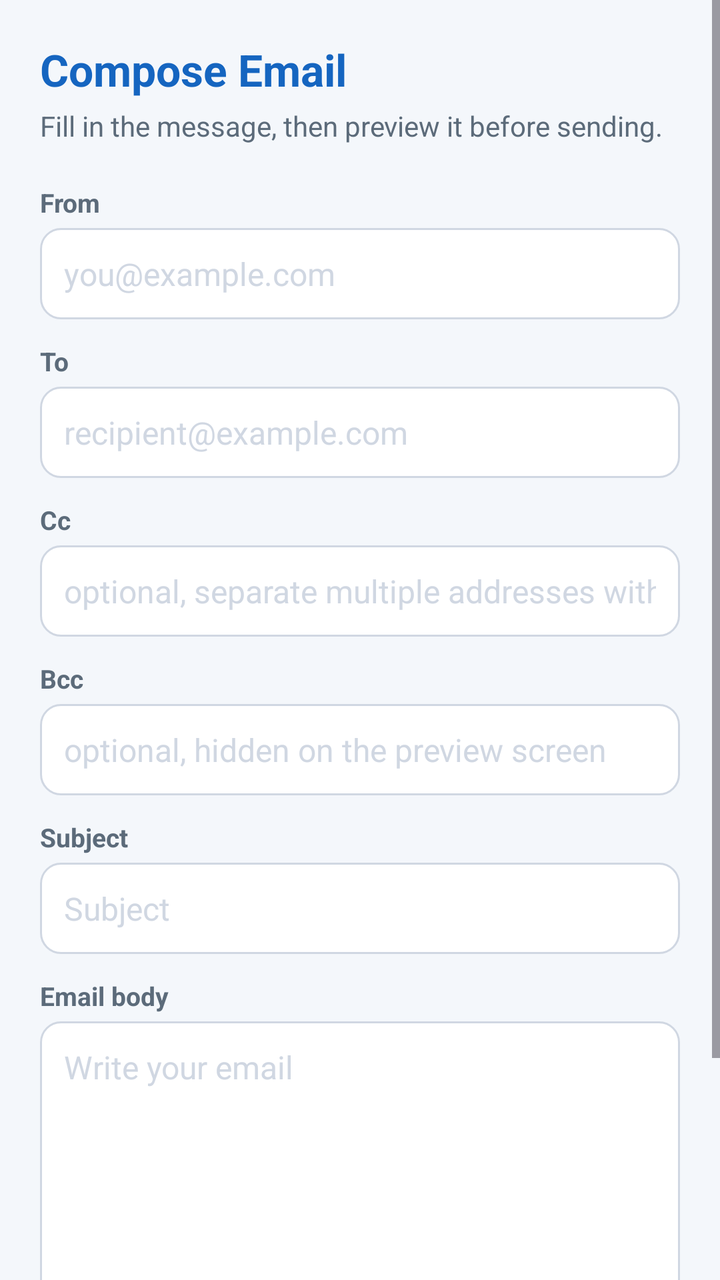
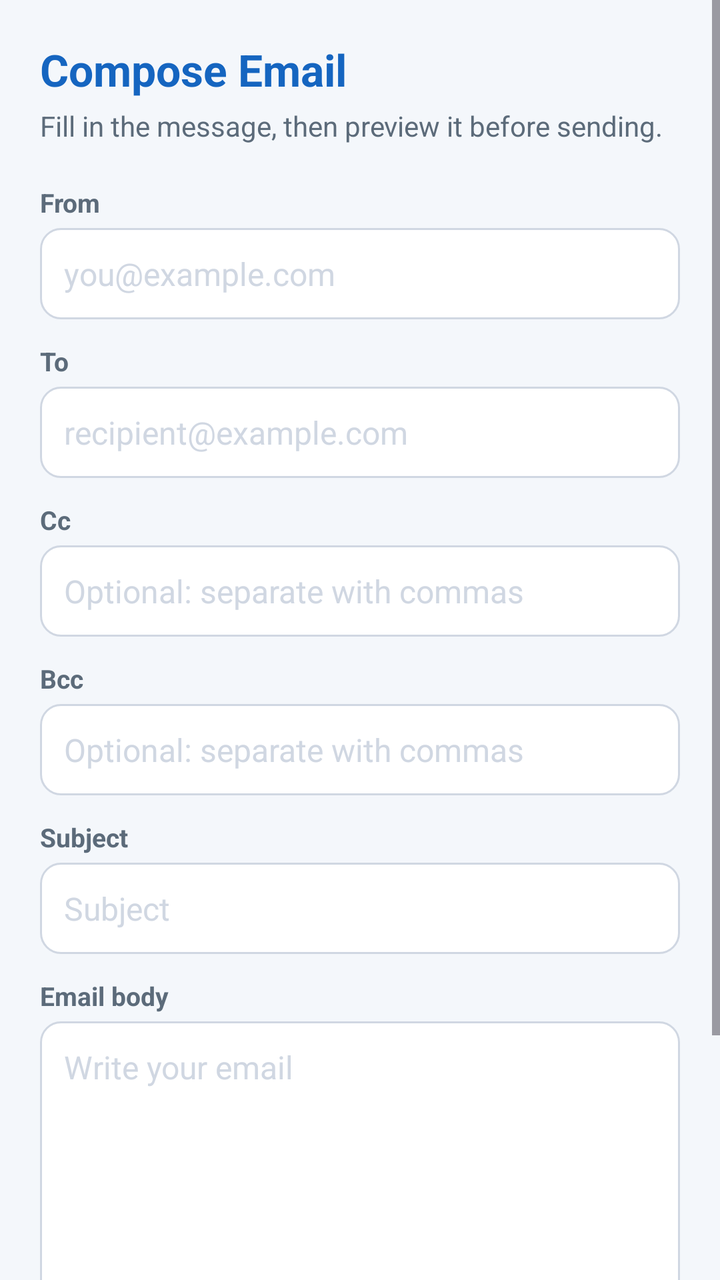

Before-and-after screenshots of an Android layout around one commit, followed by the original layout XML and the change that was made.
<!-- AndroidManifest.xml: application theme Theme.EmailApp -->
<!-- res/layout/activity_compose_email.xml -->
<?xml version="1.0" encoding="utf-8"?>

<ScrollView xmlns:android="http://schemas.android.com/apk/res/android"
    android:id="@+id/composeRoot"
    android:layout_width="match_parent"
    android:layout_height="match_parent"
    android:background="@color/surface"
    android:fillViewport="true">

    <LinearLayout
        android:layout_width="match_parent"
        android:layout_height="wrap_content"
        android:orientation="vertical"
        android:padding="20dp">

        <TextView
            android:layout_width="match_parent"
            android:layout_height="wrap_content"
            android:text="@string/compose_heading"
            android:textColor="@color/primary"
            android:textSize="22sp"
            android:textStyle="bold" />

        <TextView
            android:layout_width="match_parent"
            android:layout_height="wrap_content"
            android:layout_marginTop="4dp"
            android:layout_marginBottom="8dp"
            android:text="@string/compose_subtitle"
            android:textColor="@color/text_secondary"
            android:textSize="14sp" />

        <TextView
            style="@style/EmailLabel"
            android:text="@string/label_from" />

        <EditText
            android:id="@+id/editFrom"
            style="@style/EmailInput"
            android:autofillHints="emailAddress"
            android:hint="@string/hint_from"
            android:inputType="textEmailAddress" />

        <TextView
            style="@style/EmailLabel"
            android:text="@string/label_to" />

        <EditText
            android:id="@+id/editTo"
            style="@style/EmailInput"
            android:hint="@string/hint_to"
            android:inputType="textEmailAddress" />

        <TextView
            style="@style/EmailLabel"
            android:text="@string/label_cc" />

        <EditText
            android:id="@+id/editCc"
            style="@style/EmailInput"
            android:hint="@string/hint_cc"
            android:inputType="textEmailAddress" />

        <TextView
            style="@style/EmailLabel"
            android:text="@string/label_bcc" />

        <EditText
            android:id="@+id/editBcc"
            style="@style/EmailInput"
            android:hint="@string/hint_bcc"
            android:inputType="textEmailAddress" />

        <TextView
            style="@style/EmailLabel"
            android:text="@string/label_subject" />

        <EditText
            android:id="@+id/editSubject"
            style="@style/EmailInput"
            android:hint="@string/hint_subject"
            android:inputType="textCapSentences" />

        <TextView
            style="@style/EmailLabel"
            android:text="@string/label_body" />

        <EditText
            android:id="@+id/editBody"
            style="@style/EmailInput"
            android:gravity="top|start"
            android:hint="@string/hint_body"
            android:inputType="textMultiLine|textCapSentences"
            android:minLines="6" />

        <LinearLayout
            android:layout_width="match_parent"
            android:layout_height="wrap_content"
            android:layout_marginTop="20dp"
            android:orientation="horizontal">

            <Button
                android:id="@+id/buttonClear"
                style="@style/Widget.Material3.Button.OutlinedButton"
                android:layout_width="0dp"
                android:layout_height="wrap_content"
                android:layout_marginEnd="8dp"
                android:layout_weight="1"
                android:text="@string/button_clear" />

            <Button
                android:id="@+id/buttonPreview"
                android:layout_width="0dp"
                android:layout_height="wrap_content"
                android:layout_marginStart="8dp"
                android:layout_weight="1"
                android:text="@string/button_preview" />
        </LinearLayout>

        <TextView
            android:layout_width="match_parent"
            android:layout_height="wrap_content"
            android:layout_marginTop="16dp"
            android:gravity="center"
            android:text="@string/developed_by"
            android:textColor="@color/text_secondary"
            android:textSize="14sp" />
    </LinearLayout>
</ScrollView>
<!-- resources referenced by this layout -->
<resources>
  <color name="primary">#1565C0</color>
  <color name="surface">#F4F7FB</color>
  <color name="text_secondary">#5C6B7A</color>
  <string name="button_clear">Clear</string>
  <string name="button_preview">Preview</string>
  <string name="compose_heading">Compose Email</string>
  <string name="compose_subtitle">Fill in the message, then preview it before sending.</string>
  <string name="developed_by">Developed by Your Name</string>
  <string name="hint_bcc">optional, hidden on the preview screen</string>
  <string name="hint_body">Write your email</string>
  <string name="hint_cc">optional, separate multiple addresses with commas</string>
  <string name="hint_from">you@example.com</string>
  <string name="hint_subject">Subject</string>
  <string name="hint_to">recipient@example.com</string>
  <string name="label_bcc">Bcc</string>
  <string name="label_body">Email body</string>
  <string name="label_cc">Cc</string>
  <string name="label_from">From</string>
  <string name="label_subject">Subject</string>
  <string name="label_to">To</string>
  <style name="EmailInput">
          <item name="android:layout_width">match_parent</item>
          <item name="android:layout_height">wrap_content</item>
          <item name="android:background">@drawable/field_background</item>
          <item name="android:padding">12dp</item>
          <item name="android:textColor">@color/text_primary</item>
          <item name="android:textColorHint">@color/outline</item>
          <item name="android:textSize">16sp</item>
      </style>
  <style name="EmailLabel">
          <item name="android:layout_width">match_parent</item>
          <item name="android:layout_height">wrap_content</item>
          <item name="android:layout_marginTop">12dp</item>
          <item name="android:layout_marginBottom">4dp</item>
          <item name="android:textColor">@color/text_secondary</item>
          <item name="android:textSize">13sp</item>
          <item name="android:textStyle">bold</item>
      </style>
  <style name="Theme.EmailApp" parent="Theme.Material3.DayNight.NoActionBar">
          <item name="colorPrimary">@color/primary</item>
          <item name="colorOnPrimary">@color/white</item>
          <item name="colorPrimaryContainer">@color/primary_dark</item>
          <item name="android:statusBarColor">@color/primary</item>
          <item name="android:navigationBarColor">@color/surface</item>
          <item name="android:windowBackground">@color/surface</item>
      </style>
  <!-- drawable field_background (drawable) -->
  <?xml version="1.0" encoding="utf-8"?>
  
  <shape xmlns:android="http://schemas.android.com/apk/res/android"
      android:shape="rectangle">
      <solid android:color="@color/field" />
      <stroke
          android:width="1dp"
          android:color="@color/outline" />
      <corners android:radius="10dp" />
  </shape>
  <color name="text_primary">#1A2332</color>
  <color name="outline">#D0D7E2</color>
  <color name="white">#FFFFFF</color>
  <color name="primary_dark">#0D47A1</color>
  <color name="field">#FFFFFF</color>
</resources>

<!-- the commit's change to res/layout/activity_compose_email.xml (unified diff, before → after) -->
@@ -117,13 +117,34 @@
                 android:text="@string/button_preview" />
         </LinearLayout>
 
-        <TextView
+        <LinearLayout
             android:layout_width="match_parent"
             android:layout_height="wrap_content"
             android:layout_marginTop="16dp"
             android:gravity="center"
-            android:text="@string/developed_by"
-            android:textColor="@color/text_secondary"
-            android:textSize="14sp" />
+            android:orientation="horizontal">
+
+            <TextView
+                android:layout_width="wrap_content"
+                android:layout_height="wrap_content"
+                android:text="@string/developed_by"
+                android:textColor="@color/text_secondary"
+                android:textSize="14sp" />
+
+            <FrameLayout
+                android:layout_width="48dp"
+                android:layout_height="36dp"
+                android:layout_marginStart="6dp">
+
+                <ImageView
+                    android:layout_width="32dp"
+                    android:layout_height="44dp"
+                    android:layout_gravity="center"
+                    android:contentDescription="@string/signature_description"
+                    android:rotation="270"
+                    android:scaleType="fitCenter"
+                    android:src="@drawable/developer_signature" />
+            </FrameLayout>
+        </LinearLayout>
     </LinearLayout>
 </ScrollView>
<!-- resource entries referenced after the edit -->
@@ -3,14 +3,15 @@
   <color name="primary">#1565C0</color>
   <color name="surface">#F4F7FB</color>
   <color name="text_secondary">#5C6B7A</color>
+  <!-- drawable developer_signature: jpg bitmap (drawable-nodpi, 334803 bytes) -->
   <string name="button_clear">Clear</string>
   <string name="button_preview">Preview</string>
   <string name="compose_heading">Compose Email</string>
   <string name="compose_subtitle">Fill in the message, then preview it before sending.</string>
-  <string name="developed_by">Developed by Your Name</string>
-  <string name="hint_bcc">optional, hidden on the preview screen</string>
+  <string name="developed_by">Developed by Chu Tianze</string>
+  <string name="hint_bcc">Optional: separate with commas</string>
   <string name="hint_body">Write your email</string>
-  <string name="hint_cc">optional, separate multiple addresses with commas</string>
+  <string name="hint_cc">Optional: separate with commas</string>
   <string name="hint_from">you@example.com</string>
   <string name="hint_subject">Subject</string>
   <string name="hint_to">recipient@example.com</string>
@@ -20,6 +21,7 @@
   <string name="label_from">From</string>
   <string name="label_subject">Subject</string>
   <string name="label_to">To</string>
+  <string name="signature_description">Handwritten signature of Chu Tianze</string>
   <style name="EmailInput">
           <item name="android:layout_width">match_parent</item>
           <item name="android:layout_height">wrap_content</item>
